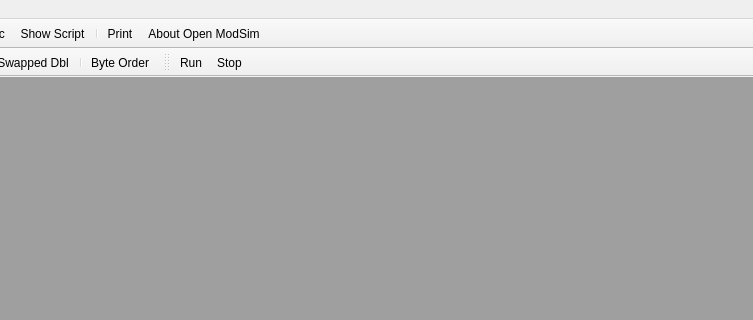
This is omodsim/mainwindow.ui in sanny32/OpenModSim as Qt 5 draws it before an edit; both pictures show x 527 to 1280 and y 0 to 320 of the 1280 by 720 pixel window. The edited form follows.
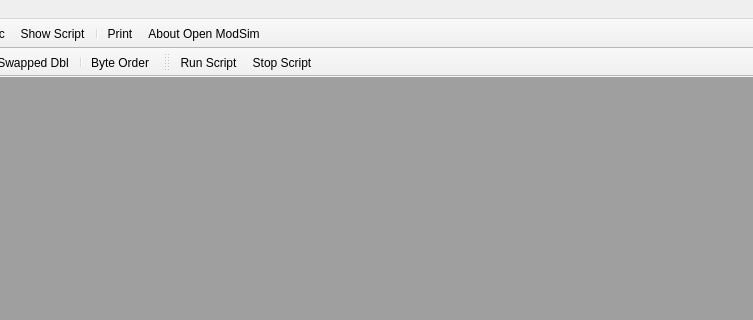
This is the edited form. Icons and pictures are not drawn.

Diff of the .ui file:
```diff
--- a/omodsim/mainwindow.ui
+++ b/omodsim/mainwindow.ui
@@ -610,7 +610,7 @@
   </action>
   <action name="actionRunScript">
    <property name="text">
-    <string>Run</string>
+    <string>Run Script...</string>
    </property>
    <property name="toolTip">
     <string>Run Script</string>
@@ -618,7 +618,7 @@
   </action>
   <action name="actionStopScript">
    <property name="text">
-    <string>Stop</string>
+    <string>Stop Script</string>
    </property>
    <property name="toolTip">
     <string>Stop Script</string>
```
Left out of the diff: 8 changed lines with no effect on the pictures.
